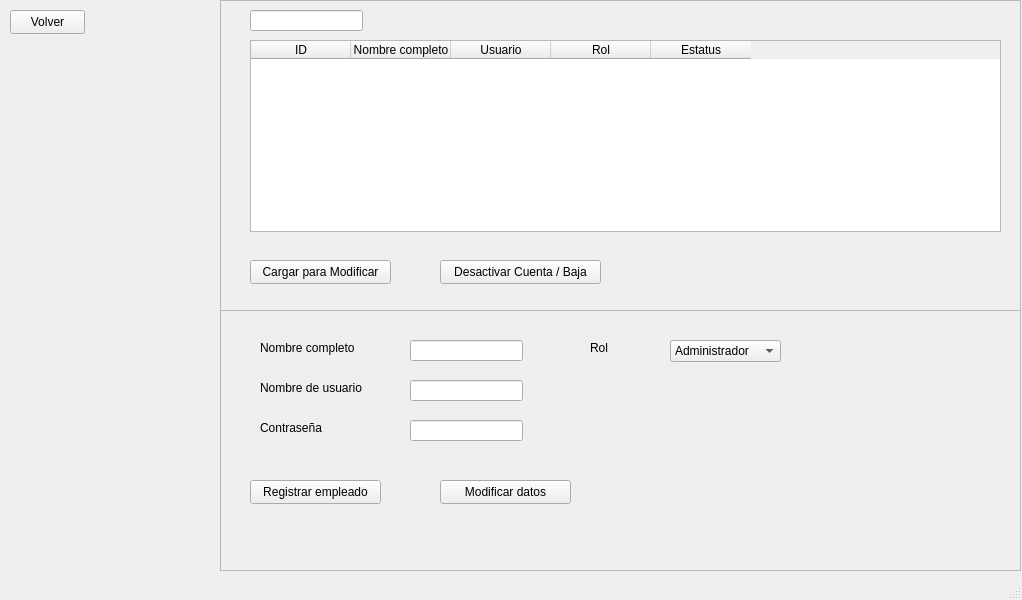
Old version of the form modulo_usuarios.ui in the repository yahirrev/Proyecto_Software.
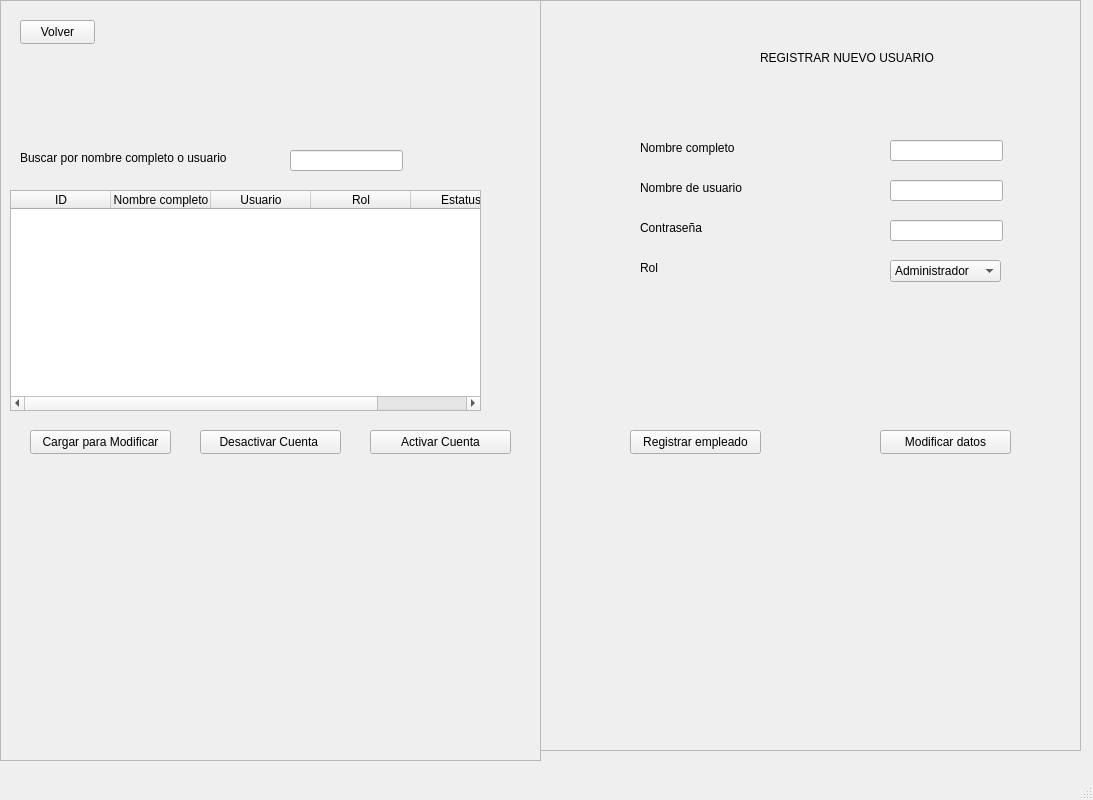
New version of the form.

The edit to the form file:
```diff
--- a/modulo_usuarios.ui
+++ b/modulo_usuarios.ui
@@ -6,8 +6,8 @@
    <rect>
     <x>0</x>
     <y>0</y>
-    <width>1022</width>
-    <height>600</height>
+    <width>1093</width>
+    <height>800</height>
    </rect>
   </property>
   <property name="windowTitle">
@@ -17,10 +17,10 @@
    <widget class="QFrame" name="frame">
     <property name="geometry">
      <rect>
-      <x>220</x>
+      <x>0</x>
       <y>0</y>
-      <width>801</width>
-      <height>311</height>
+      <width>541</width>
+      <height>761</height>
      </rect>
     </property>
     <property name="frameShape">
@@ -32,8 +32,8 @@
     <widget class="QLineEdit" name="txt_buscar_usuario">
      <property name="geometry">
       <rect>
-       <x>30</x>
-       <y>10</y>
+       <x>290</x>
+       <y>150</y>
        <width>113</width>
        <height>21</height>
       </rect>
@@ -45,10 +45,10 @@
     <widget class="QTableWidget" name="tabla_usuarios">
      <property name="geometry">
       <rect>
-       <x>30</x>
-       <y>40</y>
-       <width>751</width>
-       <height>192</height>
+       <x>10</x>
+       <y>190</y>
+       <width>471</width>
+       <height>221</height>
       </rect>
      </property>
      <property name="selectionBehavior">
@@ -84,7 +84,7 @@
      <property name="geometry">
       <rect>
        <x>30</x>
-       <y>260</y>
+       <y>430</y>
        <width>141</width>
        <height>24</height>
       </rect>
@@ -96,24 +96,63 @@
     <widget class="QPushButton" name="btn_desactivar_usuario">
      <property name="geometry">
       <rect>
-       <x>220</x>
-       <y>260</y>
-       <width>161</width>
+       <x>200</x>
+       <y>430</y>
+       <width>141</width>
        <height>24</height>
       </rect>
      </property>
      <property name="text">
-      <string>Desactivar Cuenta / Baja</string>
+      <string>Desactivar Cuenta </string>
+     </property>
+    </widget>
+    <widget class="QLabel" name="label_5">
+     <property name="geometry">
+      <rect>
+       <x>20</x>
+       <y>150</y>
+       <width>241</width>
+       <height>16</height>
+      </rect>
+     </property>
+     <property name="text">
+      <string>Buscar por nombre completo o usuario</string>
+     </property>
+    </widget>
+    <widget class="QPushButton" name="btn_volver">
+     <property name="geometry">
+      <rect>
+       <x>20</x>
+       <y>20</y>
+       <width>75</width>
+       <height>24</height>
+      </rect>
+     </property>
+     <property name="text">
+      <string>Volver</string>
+     </property>
+    </widget>
+    <widget class="QPushButton" name="btn_activar_usuario">
+     <property name="geometry">
+      <rect>
+       <x>370</x>
+       <y>430</y>
+       <width>141</width>
+       <height>24</height>
+      </rect>
+     </property>
+     <property name="text">
+      <string>Activar Cuenta</string>
      </property>
     </widget>
    </widget>
    <widget class="QFrame" name="frame_2">
     <property name="geometry">
      <rect>
-      <x>220</x>
-      <y>310</y>
-      <width>801</width>
-      <height>261</height>
+      <x>540</x>
+      <y>0</y>
+      <width>541</width>
+      <height>751</height>
      </rect>
     </property>
     <property name="frameShape">
@@ -125,8 +164,8 @@
     <widget class="QLabel" name="label_2">
      <property name="geometry">
       <rect>
-       <x>40</x>
-       <y>70</y>
+       <x>100</x>
+       <y>180</y>
        <width>121</width>
        <height>16</height>
       </rect>
@@ -138,8 +177,8 @@
     <widget class="QLabel" name="label_3">
      <property name="geometry">
       <rect>
-       <x>40</x>
-       <y>110</y>
+       <x>100</x>
+       <y>220</y>
        <width>91</width>
        <height>16</height>
       </rect>
@@ -151,8 +190,8 @@
     <widget class="QLabel" name="label">
      <property name="geometry">
       <rect>
-       <x>40</x>
-       <y>30</y>
+       <x>100</x>
+       <y>140</y>
        <width>121</width>
        <height>16</height>
       </rect>
@@ -164,8 +203,8 @@
     <widget class="QLineEdit" name="txt_nombre_completo">
      <property name="geometry">
       <rect>
-       <x>190</x>
-       <y>30</y>
+       <x>350</x>
+       <y>140</y>
        <width>113</width>
        <height>21</height>
       </rect>
@@ -174,8 +213,8 @@
     <widget class="QLineEdit" name="txt_username">
      <property name="geometry">
       <rect>
-       <x>190</x>
-       <y>70</y>
+       <x>350</x>
+       <y>180</y>
        <width>113</width>
        <height>21</height>
       </rect>
@@ -184,8 +223,8 @@
     <widget class="QLineEdit" name="txt_password_user">
      <property name="geometry">
       <rect>
-       <x>190</x>
-       <y>110</y>
+       <x>350</x>
+       <y>220</y>
        <width>113</width>
        <height>21</height>
       </rect>
@@ -194,8 +233,8 @@
     <widget class="QComboBox" name="combo_rol">
      <property name="geometry">
       <rect>
-       <x>450</x>
-       <y>30</y>
+       <x>350</x>
+       <y>260</y>
        <width>111</width>
        <height>22</height>
       </rect>
@@ -214,8 +253,8 @@
     <widget class="QLabel" name="label_4">
      <property name="geometry">
       <rect>
-       <x>370</x>
-       <y>30</y>
+       <x>100</x>
+       <y>260</y>
        <width>49</width>
        <height>16</height>
       </rect>
@@ -227,8 +266,8 @@
     <widget class="QPushButton" name="btn_guardar_usuario">
      <property name="geometry">
       <rect>
-       <x>30</x>
-       <y>170</y>
+       <x>90</x>
+       <y>430</y>
        <width>131</width>
        <height>24</height>
       </rect>
@@ -240,8 +279,8 @@
     <widget class="QPushButton" name="btn_actualizar_usuario">
      <property name="geometry">
       <rect>
-       <x>220</x>
-       <y>170</y>
+       <x>340</x>
+       <y>430</y>
        <width>131</width>
        <height>24</height>
       </rect>
@@ -250,19 +289,19 @@
       <string>Modificar datos</string>
      </property>
     </widget>
-   </widget>
-   <widget class="QPushButton" name="btn_volver">
-    <property name="geometry">
-     <rect>
-      <x>10</x>
-      <y>10</y>
-      <width>75</width>
-      <height>24</height>
-     </rect>
-    </property>
-    <property name="text">
-     <string>Volver</string>
-    </property>
+    <widget class="QLabel" name="label_6">
+     <property name="geometry">
+      <rect>
+       <x>220</x>
+       <y>50</y>
+       <width>181</width>
+       <height>16</height>
+      </rect>
+     </property>
+     <property name="text">
+      <string>REGISTRAR NUEVO USUARIO</string>
+     </property>
+    </widget>
    </widget>
   </widget>
   <widget class="QMenuBar" name="menubar">
```
Left out of the diff: 2 changed lines with no effect on the pictures.
